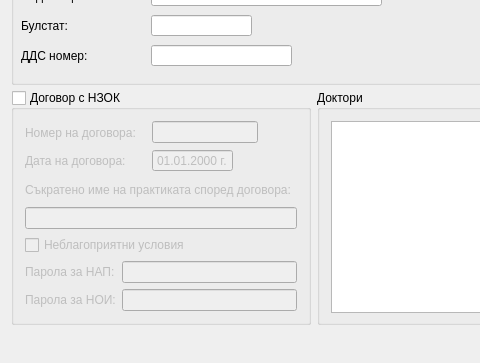
Above: src/View/Widgets/PracticeSettings.ui from thefinalcutbg/DinoDent before the change; both pictures show x 0 to 480 and y 232 to 595 of the 738 by 595 pixel window. Below: the same form after it.
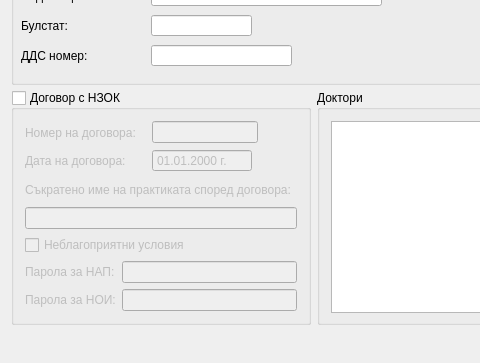
That is the form after the change. Custom widgets are drawn as their Qt base class.

```diff
--- a/src/View/Widgets/PracticeSettings.ui
+++ b/src/View/Widgets/PracticeSettings.ui
@@ -413,7 +413,7 @@
                <widget class="DateEdit" name="contractDateEdit">
                 <property name="minimumSize">
                  <size>
-                  <width>80</width>
+                  <width>100</width>
                   <height>0</height>
                  </size>
                 </property>
```
